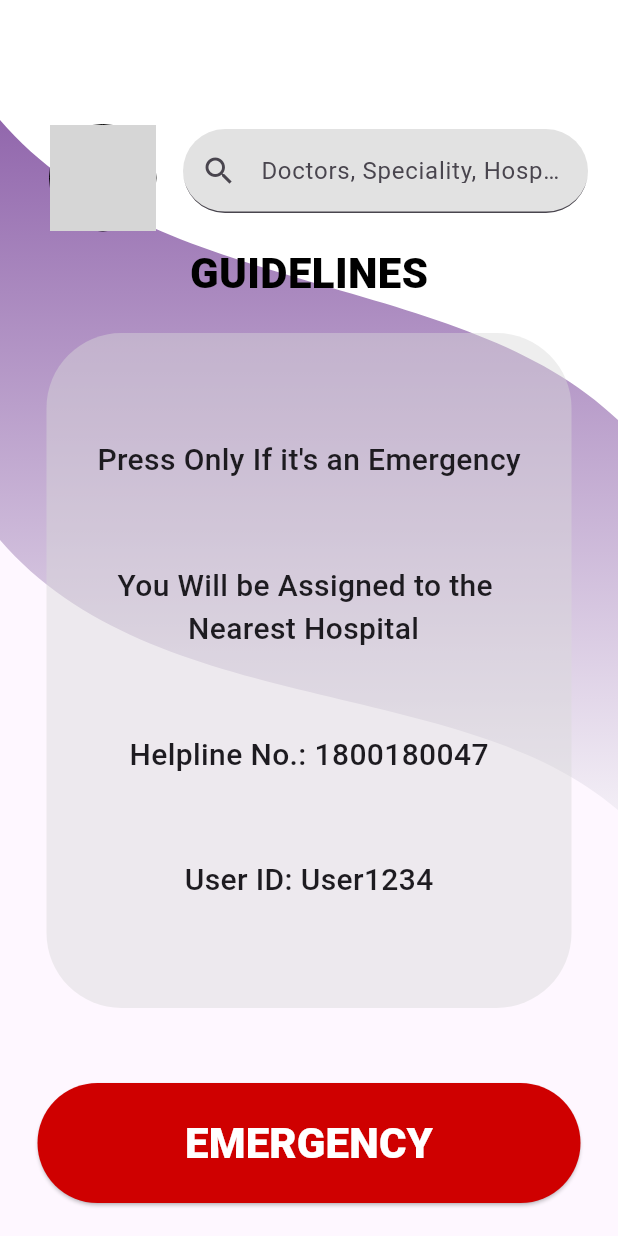
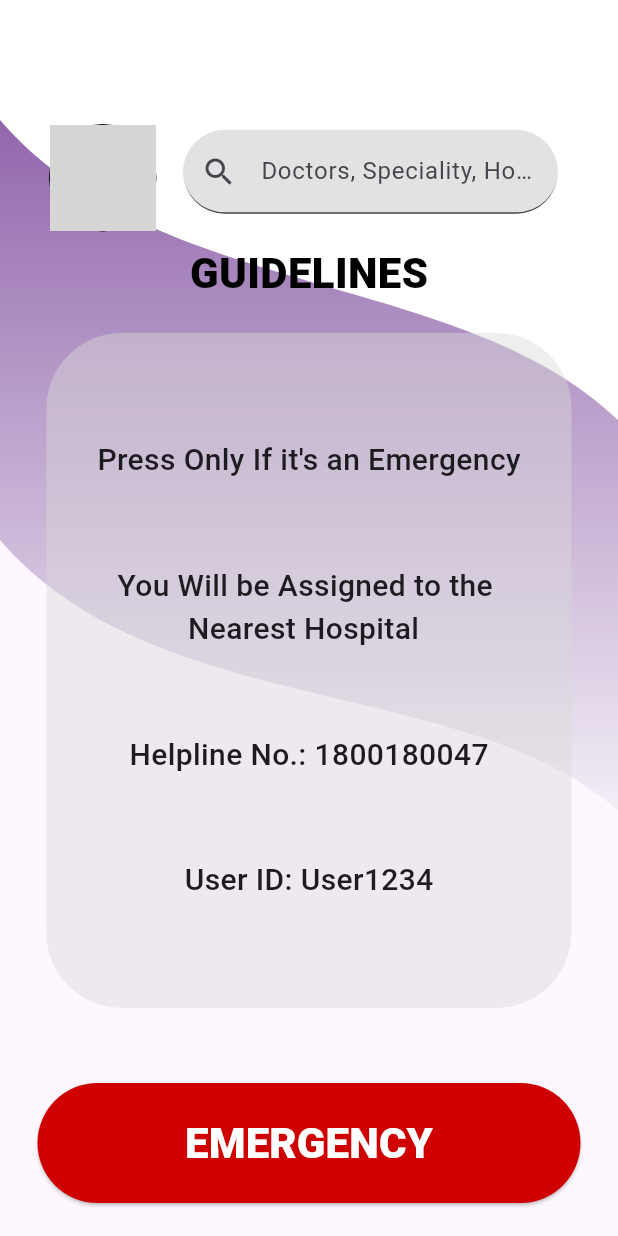
Before and after one commit to Adityak215/CureCoders, a Flutter app: the Emergen screen opened directly, on a phone screen of 412 x 824 dp. Run offline on Flutter 3.47's test engine with Material 3 defaults, Android fonts, the light colour scheme and no system bars; grey boxes are pictures that could not be loaded.

Commit message:
idk
random bs

```diff
--- a/lib/resourses.dart
+++ b/lib/resourses.dart
@@ -242,7 +242,7 @@ Row topstuff(sear)
                     ),
                     const SizedBox(width: 10,),
                     SizedBox(
-                        height: 65, width: 270,
+                        height: 64, width: 250,
                         //child: SearchBar(),
                         child: TextFormField(
 
```
Also changed, not shown: pubspec.lock, 3 other files.
